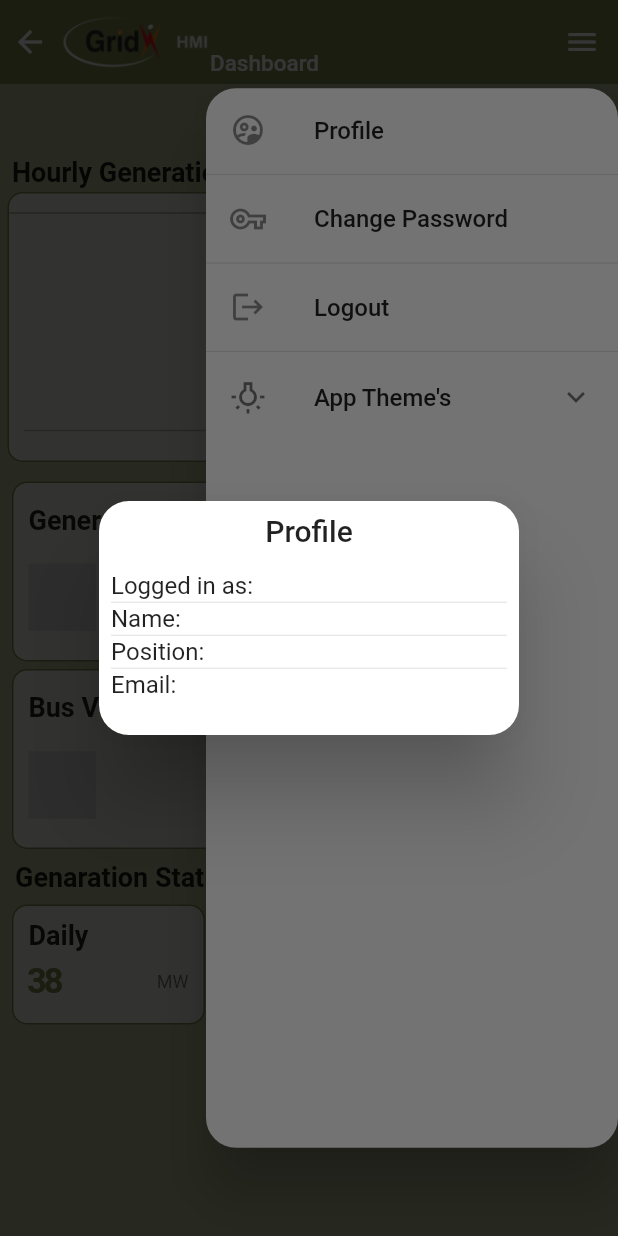
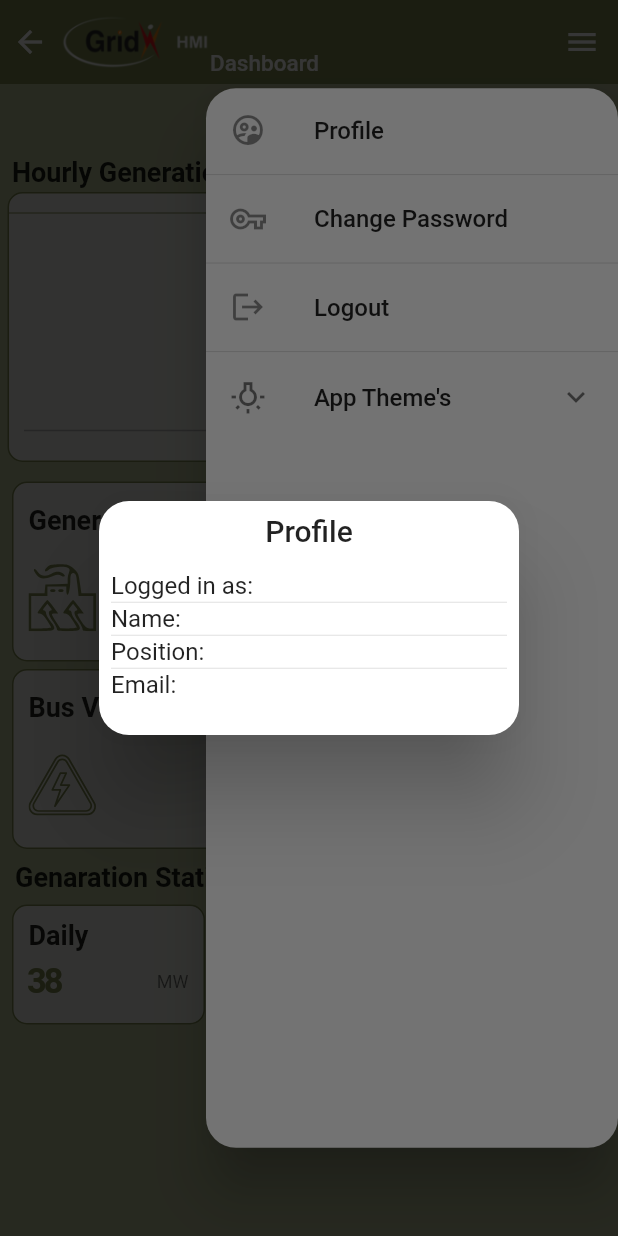
Before and after one commit to shri446/amcmobileapp, a Flutter app: the DashboardPage screen opened by its route, after a tap on the "menu" icon, after a tap on "Profile", on a phone screen of 412 x 824 dp. Run offline on Flutter 3.47's test engine with Material 2 defaults, Android fonts, the phone set to English and light mode, and no system bars; our stand-ins replace animated_flip_counter, carousel_pro, contained_tab_bar_view, date_time_picker, dio, flutter_offline and 10 more; missing offline and left inert: dart:ffi, flutter_fgbg; accounts and stored records are empty; project files that could hold a hidden picture were left out.

Commit message:
updated in generation page SVG Icons And changed SLDC page name to SLD

```diff
--- a/lib/pages/navigation/dashboard/widget_dashboard.dart
+++ b/lib/pages/navigation/dashboard/widget_dashboard.dart
@@ -134,7 +134,6 @@ class GridDemandChartPage extends GetView<DashboardController>{
 
     padding: const EdgeInsets.fromLTRB(3, 3, 3, 3),
     child: Text("Hourly Generation", style: AppTheme.cardTitleStyle(),),
-
     ),
       Container(
         height: 180,
@@ -167,8 +166,7 @@ class GridDemandChartPage extends GetView<DashboardController>{
                           // palette: AppColors.circular_colors,
                           series: <ChartSeries<TimeValueObject, String>>[
                             ColumnSeries<TimeValueObject, String>(
-
-                                dataSource: controller.statistics.value,
+                              dataSource: controller.statistics.value,
                                 xValueMapper: (timevalueObject,index)=>DateFormat('MMM,dd').format(timevalueObject.timestamp),
                                 yValueMapper: (timevalueObject,index)=> timevalueObject.value,
                                 pointColorMapper: (data,index)=>AppColors.circular_colors[index],
@@ -222,7 +220,7 @@ Widget createGridDemandContainer(DashboardController controller){
                 mainAxisAlignment: MainAxisAlignment.spaceBetween,
                 // crossAxisAlignment: CrossAxisAlignment.end,
                 children: [
-                  SvgPicture.asset('assets/generation.svg',color: AppColors.getThemeColor(),width: 45.00),
+                  SvgPicture.asset('assets/images/generation.svg',color: AppColors.getThemeColor(),width: 45.00),
                   Column(
                     mainAxisAlignment: MainAxisAlignment.center,
                     crossAxisAlignment: CrossAxisAlignment.end,
@@ -257,10 +255,11 @@ Widget createTotalUnitsContainer(DashboardController controller){
                 mainAxisAlignment: MainAxisAlignment.spaceBetween,
                 // crossAxisAlignment: CrossAxisAlignment.end,
                 children: [
-                  SvgPicture.asset('assets/totalunits.svg',color: AppColors.getThemeColor(),width: 45.00),
+                  SvgPicture.asset('assets/images/totalunits.svg',color: AppColors.getThemeColor(),width: 45.00),
                   // Icon(Icons.lightbulb_outline,size: 80, ),
                   /*CircleAvatar(
                     backgroundColor:Colors.black12,
+
                     child: Icon(Icons.bar_chart,color: Colors.brown,),
                     radius: 30,
                   ),*/
@@ -299,7 +298,7 @@ Widget createTodayEnergyContainer(DashboardController controller){
                 mainAxisAlignment: MainAxisAlignment.spaceBetween,
                 // crossAxisAlignment: CrossAxisAlignment.end,
                 children: [
-                  SvgPicture.asset('assets/todayenergy.svg',color: AppColors.getThemeColor(),width: 45.00,),
+                  SvgPicture.asset('assets/images/todayenergy.svg',color: AppColors.getThemeColor(),width: 45.00,),
                   // Icon(Icons.location_city_outlined,size: 75, ),
                   /*CircleAvatar(
                     backgroundColor:Colors.black12,
--- /dev/null
+++ b/lib/pages/navigation/sld/sld_binding.dart
@@ -0,0 +1,12 @@
+
+import 'package:amcmobile/pages/navigation/sld/sld_controller.dart';
+import 'package:get/get.dart';
+import 'package:get/get_instance/src/bindings_interface.dart';
+
+class SldBinding extends Bindings{
+  @override
+  void dependencies() {
+    Get.lazyPut(() => SldController());
+  }
+
+}
--- a/lib/pages/navigation/sldc/sldc_controller.dart
+++ b/lib/pages/navigation/sld/sld_controller.dart
@@ -1,7 +1,7 @@
 import 'package:get/get.dart';
 
-class SldcController extends GetxController {
-  final String title = 'SLDC';
+class SldController extends GetxController {
+  final String title = 'SLD';
   var timesatmp=0.obs;
   var timestamp2=''.obs;
 
--- a/lib/pages/navigation/sldc/sldc_page.dart
+++ b/lib/pages/navigation/sld/sld_page.dart
@@ -1,4 +1,4 @@
-import 'package:amcmobile/pages/navigation/sldc/sldc_controller.dart';
+import 'package:amcmobile/pages/navigation/sld/sld_controller.dart';
 import 'package:amcmobile/pages/navigation/widget/appbar_widgets.dart';
 import 'package:date_time_picker/date_time_picker.dart';
 import 'package:flutter/material.dart';
@@ -8,7 +8,7 @@ import 'package:get/get_state_manager/src/simple/get_view.dart';
 import 'package:syncfusion_flutter_datepicker/datepicker.dart';
 
 
-class Sldc extends GetView<SldcController>{
+class Sld extends GetView<SldController>{
   DateTime selectedDate = DateTime.now();
   @override
   Widget build(BuildContext context) {
--- a/lib/pages/navigation/sldc/sldc_binding.dart
+++ /dev/null
@@ -1,12 +0,0 @@
-
-import 'package:amcmobile/pages/navigation/sldc/sldc_controller.dart';
-import 'package:get/get.dart';
-import 'package:get/get_instance/src/bindings_interface.dart';
-
-class SldcBinding extends Bindings{
-  @override
-  void dependencies() {
-    Get.lazyPut(() => SldcController());
-  }
-
-}
--- a/lib/pages/navigation/widget/appbar_widgets.dart
+++ b/lib/pages/navigation/widget/appbar_widgets.dart
@@ -285,7 +285,6 @@ AppBar createAppbar(String title,String timestamp2,ApiService1 apiService,){
   );
 }
 AppBar trendsAppbar(String title,){
-
   return AppBar(
     leadingWidth: 50,
     leading: IconButton(
@@ -306,43 +305,6 @@ AppBar trendsAppbar(String title,){
           ),
         ]
     ),
-/*
-    actions: [
-      IconButton(
-        icon: const Icon(Icons.more_vert),
-        onPressed: () => AppDrawer(),
-      ),
-    ],*/
-/*    actions: [
-      Builder(builder:(context){
-        return IconButton(
-          onPressed: (){
-            Scaffold.of(context).openDrawer(
-
-            );
-            },
-          icon: const Icon(Icons.more_vert,color: Colors.pinkAccent,),
-        );
-      })
-     *//* Column(
-          mainAxisAlignment: MainAxisAlignment.center,
-          crossAxisAlignment: CrossAxisAlignment.start,
-          children: [
-          //  Text(timestamp2.substring(11,19)+""+"\n"+timestamp2.substring(0,10)),
-          ]
-      ),
-      PopupMenuButton<MapEntry>(
-          icon: Icon(Icons.more_vert,color: Colors.white,),
-          tooltip: 'Actions',
-          elevation: 20,
-          onSelected:(entry)=>entry.value.call(),
-          itemBuilder: (context) => ApiService1.to.authenticatedMenuItems.entries.map((entry) =>
-              PopupMenuItem(
-                value: entry,
-                child: Text(entry.key.toString()),
-              )).toList()
-      ),*//*
-    ],*/
   );
 }
 
@@ -364,22 +326,8 @@ AppBar reportsAppbar(String title,){
             padding: const EdgeInsets.fromLTRB(0,30,0,0),
             child: Text(title,style: TextStyle(fontSize: 15)),
           ),
-
-        ]),
-
- /*   actions: [
-      PopupMenuButton<MapEntry>(
-          icon: Icon(Icons.more_vert,color: Colors.white,),
-          tooltip: 'Actions',
-          elevation: 20,
-          onSelected:(entry)=>entry.value.call(),
-          itemBuilder: (context) => ApiService1.to.authenticatedMenuItems.entries.map((entry) =>
-              PopupMenuItem(
-                value: entry,
-                child: Text(entry.key.toString()),
-              )).toList()
-      ),
-    ],*/
+        ]
+    ),
   );
 }
 
@@ -403,19 +351,6 @@ AppBar sldcAppbar(String title,){
           ),
         ]
     ),
- /*   actions: [
-      PopupMenuButton<MapEntry>(
-          icon: Icon(Icons.more_vert,color: Colors.black,),
-          tooltip: 'Actions',
-          elevation: 20,
-          onSelected:(entry)=>entry.value.call(),
-          itemBuilder: (context) => ApiService1.to.authenticatedMenuItems.entries.map((entry) =>
-              PopupMenuItem(
-                value: entry,
-                child: Text(entry.key.toString()),
-              )).toList()
-      ),
-    ],*/
   );
 }
 
@@ -523,85 +458,6 @@ class _AppDrawerState extends State<AppDrawer> {
            ),
          ],
        ),
-
-
-
-
-
-/*
-        child: new ListView(
-          children: <Widget>[
-            Column(
-              children: [
-                TextButton( child: Text("Profile",style: TextStyle(color:AppColors.backgroundColorDark)),
-                onPressed: (){
-               showProfileInfo();
-               },),
-              ],
-            ),
-            Column(
-              children: [
-                TextButton(child: Text("Change pw",style: TextStyle(color:AppColors.backgroundColorDark), ),
-                    onPressed:(){
-                    changePassword();
-                  }),
-              ],
-            ),
-            Column(
-              children: [
-                ListTile(
-                    title: Text('Sign out'),
-                    leading: Icon(Icons.logout),
-                    onTap: (){
-                    Navigator.pop(context);
-                    showDialog(
-                      context: context,
-                     builder: (BuildContext context)
-                    {
-                      context = context;
-                     return CupertinoAlertDialog(
-                        title: Text("Logout"),
-                        content: Text("Are you sure, do you want to exit?"),
-                        actions: [
-                          CupertinoDialogAction(
-                            isDefaultAction: true,
-                            child: Text("Yes"),
-                          ),
-                          CupertinoDialogAction(
-                            textStyle: TextStyle(color: Colors.red),
-                            child: Text("No"),
-                            onPressed:()=>{} ,
-                          ),
-
-                          ElevatedButton(
-                            child: Text('No'),
-                            onPressed: () => {Navigator.of(context).pop(true);},
-                          ),
-                          ElevatedButton(
-                              child: Text('Yes'),
-                              onPressed: () => {Navigator.of(context).pop(false);}
-                          ),
-                        ],
-                      );
-                    }
-                    );
-                  }
-                  )
-                  ]
-            ),
-            Column(
-              children: [
-                ExpansionTile(
-                  controlAffinity: ListTileControlAffinity.leading,
-                  title: Text("App Theam",style: TextStyle(fontSize: 15),),
-                  children: [
-                    ChangeThemePage()
-                  ],
-                ),
-              ],
-            ),
-          ],
-        ),*/
       ),
     );
   }
--- a/lib/pages/root/root_page.dart
+++ b/lib/pages/root/root_page.dart
@@ -65,7 +65,7 @@ Widget createPages(){
           Navpages( "Trends","trends","assets/images/trends.svg",),
           Navpages( "Network","network","assets/images/network.svg",),
           Navpages( "Reports","reports","assets/images/excel.svg"),
-          Navpages( "Sldc","sldc","assets/images/network.svg"),
+          Navpages( "Sld","sld","assets/images/network.svg"),
           Navpages( "Events","events","assets/images/events.svg"),
           Navpages( "Dashboard","dashboard","assets/images/dashboard.svg"),
           Navpages( "Admin","admin","assets/images/admin.svg"),
--- a/lib/service/authenticated_apiservice.dart
+++ b/lib/service/authenticated_apiservice.dart
@@ -20,6 +20,7 @@ import 'oauth2_dio.dart';
 
 class ApiService1 extends GetxService{
   static ApiService1 get to => Get.find();
+  //test
 
   // final isLoggedIn = false.obs;
   // bool get isLoggedInValue => isLoggedIn.value;
```
Also changed, not shown: lib/main.dart (+4 -4 lines), assets/images/generation.svg, assets/images/line-chart.svg, assets/images/todayenergy.svg, assets/images/totalunits.svg.
